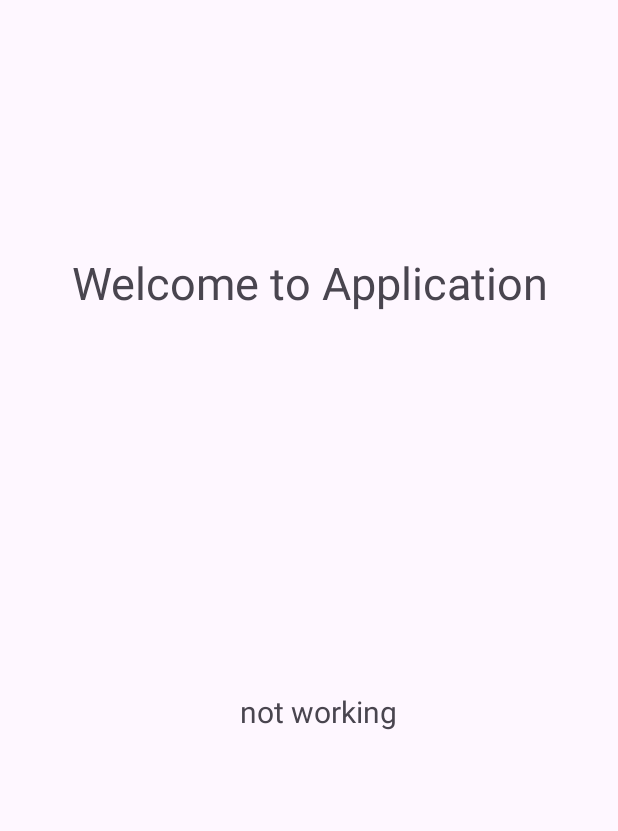
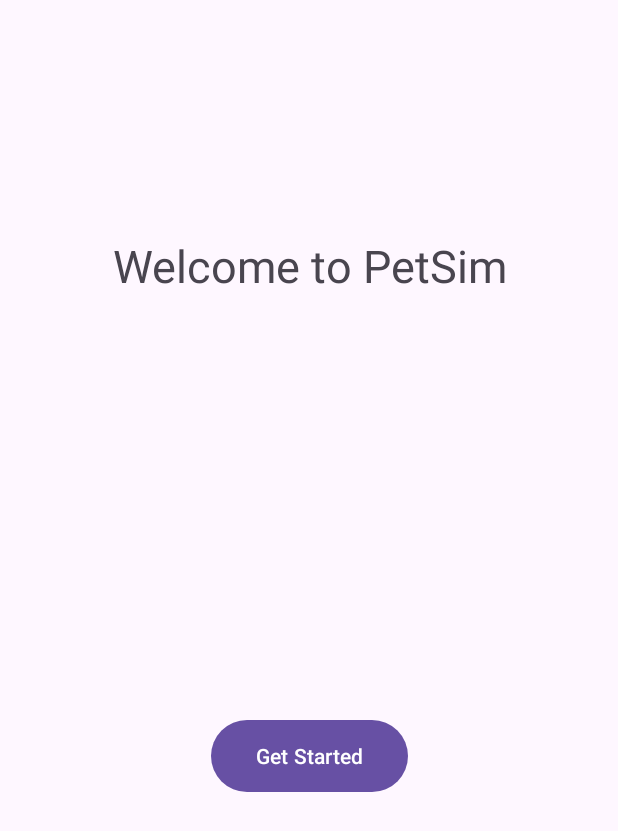
Before and after one commit to Adam-smh/IMAD-A2-st10458049, an Android app: the layout activity_main.xml on its own in the app's theme, with its tools: preview values and no code run, on a phone screen of 412 x 824 dp. Shown: the top 831 px of the screen. Run offline under Robolectric (Android 15) with nearby library versions, the phone set to English and light mode, and no system bars.

Commit message:
improved Homescreen func

```diff
--- a/TamagotchiApp/app/src/main/java/com/example/tamagotchiapp/PetStatus.kt
+++ b/TamagotchiApp/app/src/main/java/com/example/tamagotchiapp/PetStatus.kt
@@ -2,5 +2,6 @@ package com.example.tamagotchiapp
 
 data class PetStatus (
     var hunger: Int,
-    var dirty: Int
+    var dirty: Int,
+    var boredom: Int
 )
--- a/TamagotchiApp/app/src/main/res/layout/activity_main.xml
+++ b/TamagotchiApp/app/src/main/res/layout/activity_main.xml
@@ -7,13 +7,13 @@
     tools:context=".MainActivity">
 
     <TextView
-        android:id="@+id/textView"
-        android:layout_width="339dp"
-        android:layout_height="56dp"
+        android:id="@+id/homeTitle"
+        android:layout_width="345dp"
+        android:layout_height="110dp"
 
-        android:text="Welcome to Application"
+        android:text="Welcome to PetSim"
+        android:textAlignment="center"
         android:textSize="30sp"
-        android:textAlignment="center"
 
         app:layout_constraintBottom_toBottomOf="parent"
         app:layout_constraintEnd_toEndOf="parent"
@@ -21,17 +21,17 @@
         app:layout_constraintTop_toTopOf="parent"
         app:layout_constraintVertical_bias="0.219" />
 
-    <TextView
-        android:id="@+id/checkingText"
+    <Button
+        android:id="@+id/initBtn"
 
-        android:layout_width="wrap_content"
-        android:layout_height="wrap_content"
+        android:layout_width="131dp"
+        android:layout_height="56dp"
+        android:layout_marginEnd="140dp"
+        android:layout_marginBottom="292dp"
 
-        android:layout_marginStart="160dp"
-        android:layout_marginBottom="336dp"
-        android:text="not working"
-        android:textSize="20sp"
+        android:text="Get Started"
+
         app:layout_constraintBottom_toBottomOf="parent"
-        app:layout_constraintStart_toStartOf="parent" />
+        app:layout_constraintEnd_toEndOf="parent" />
 
 </androidx.constraintlayout.widget.ConstraintLayout>
```
Also changed, not shown: TamagotchiApp/app/src/main/java/com/example/tamagotchiapp/MainActivity.kt (+14 -5 lines), TamagotchiApp/app/src/main/java/com/example/tamagotchiapp/PetInteraction.kt (+8 -0 lines), TamagotchiApp/app/src/main/java/com/example/tamagotchiapp/PetStatusFun.kt (+12 -0 lines).
